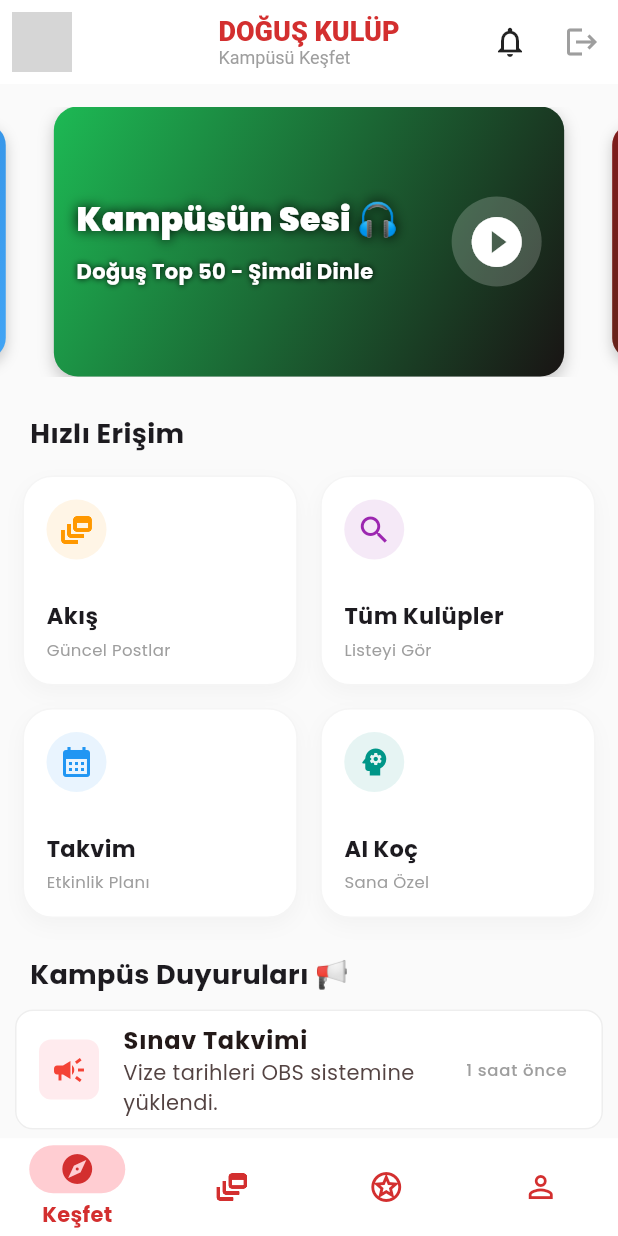
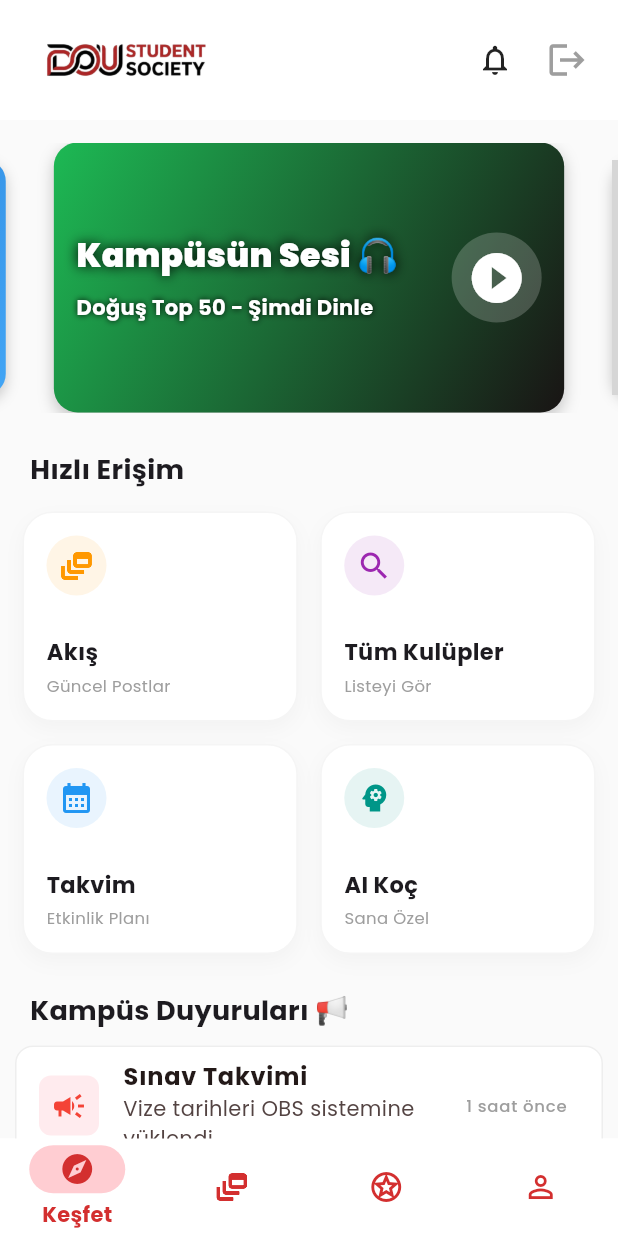
Before and after one commit to tubadeligoz/club-management-project, a Flutter app: the screen it shows once a user with an empty profile is signed in, after a tap on the "logout" icon, on a phone screen of 412 x 824 dp. Run offline on Flutter 3.47's test engine with Material 3 defaults, Android fonts, the light colour scheme and no system bars; drawn by our look-alikes of carousel_slider; our stand-ins replace cloud_firestore, firebase_auth, firebase_core, google_fonts, google_generative_ai, image_picker and 1 more; accounts and stored records are empty; network calls fail; grey boxes are pictures that could not be loaded.

Commit message:
logo için gerekli düzenlemeler yapıldı.

```diff
--- a/lib/screens/discover_screen.dart
+++ b/lib/screens/discover_screen.dart
@@ -33,14 +33,11 @@ class _DiscoverScreenState extends State<DiscoverScreen> {
       'bgImage': null,
     },
     {
-      // --- YENİ YILBAŞI KARTI ---
       'title': "Yılbaşı Partisi! 🎄",
       'subtitle': "Kardan adam, sıcak çikolata ve müzik!",
-      // Yüklenmezse görünecek renkler: Kırmızı ve Çam Yeşili
       'colors': [const Color(0xFFD32F2F), const Color(0xFF1B5E20)],
-      'icon': Icons.ac_unit, // Kar tanesi ikonu
+      'icon': Icons.ac_unit,
       'action': 'info',
-      // Daha güvenilir bir kardan adam görseli
       'bgImage': 'https://images.unsplash.com/photo-1519068737630-e5db1b91bf4c?q=80&w=1000&auto=format&fit=crop',
     },
     {
@@ -61,6 +58,7 @@ class _DiscoverScreenState extends State<DiscoverScreen> {
     },
   ];
 
+  // --- FONKSİYONLAR ---
   Future<void> _launchSpotify() async {
     final Uri url = Uri.parse("https://open.spotify.com/playlist/37i9dQZF1DX1HubL9D8Y0W");
     try {
@@ -99,24 +97,31 @@ class _DiscoverScreenState extends State<DiscoverScreen> {
   Widget build(BuildContext context) {
     return Scaffold(
       backgroundColor: Colors.grey[50],
+
+      // --- BÜYÜK LOGOLU APPBAR ---
       appBar: AppBar(
-        titleSpacing: 0,
-        leading: Padding(
-          padding: const EdgeInsets.all(8.0),
-          child: Image.asset('assets/images/appbar_logo.png', errorBuilder: (c,e,s)=>const Icon(Icons.school, color: Colors.red)),
+        toolbarHeight: 80, // Tavanı yükselttik
+        centerTitle: false,
+        titleSpacing: 20,
+        automaticallyImplyLeading: false,
+
+        // BÜYÜK LOGO
+        title: Image.asset(
+          'assets/icon-removebg-preview.png',
+          height: 70, // Boyutu büyüttük
+          fit: BoxFit.contain,
+          alignment: Alignment.centerLeft,
+
         ),
-        title: const Column(
-          crossAxisAlignment: CrossAxisAlignment.start,
-          children: [
-            Text("DOĞUŞ KULÜP", style: TextStyle(fontWeight: FontWeight.w900, fontSize: 18)),
-            Text("Kampüsü Keşfet", style: TextStyle(fontSize: 12, fontWeight: FontWeight.normal, color: Colors.grey)),
-          ],
-        ),
+
         actions: [
           const NotificationButton(),
-          IconButton(
-            icon: const Icon(Icons.logout, color: Colors.grey),
+          Padding(
+            padding: const EdgeInsets.only(right: 10),
+            child: IconButton(
+              icon: const Icon(Icons.logout, color: Colors.grey, size: 28),
               onPressed: () async => await FirebaseAuth.instance.signOut()
+            ),
           )
         ],
       ),
@@ -128,7 +133,7 @@ class _DiscoverScreenState extends State<DiscoverScreen> {
           children: [
             const SizedBox(height: 15),
 
-            // --- SLAYT ALANI ---
+            // 1. SLAYT ALANI
             CarouselSlider(
               options: CarouselOptions(
                 height: 180.0,
@@ -139,6 +144,8 @@ class _DiscoverScreenState extends State<DiscoverScreen> {
                 viewportFraction: 0.85,
               ),
               items: _sliderData.map((data) {
+                bool hasImage = data['bgImage'] != null;
+
                 return Builder(
                   builder: (BuildContext context) {
                     return GestureDetector(
@@ -154,46 +161,27 @@ class _DiscoverScreenState extends State<DiscoverScreen> {
                       child: Container(
                         width: MediaQuery.of(context).size.width,
                         margin: const EdgeInsets.symmetric(horizontal: 5.0),
-                        // 1. KATMAN: KARTIN ŞEKLİ VE GRADYAN RENGİ (ZEMİN)
                         decoration: BoxDecoration(
                           borderRadius: BorderRadius.circular(16),
                           boxShadow: [BoxShadow(color: Colors.black.withValues(alpha: 0.2), blurRadius: 8, offset: const Offset(0, 4))],
-                          gradient: LinearGradient(
-                            colors: data['colors'], // Kırmızı ve Yeşil burada
+
+                          // Arka Plan Resmi veya Gradyan
+                          image: hasImage
+                            ? DecorationImage(
+                                image: NetworkImage(data['bgImage']),
+                                fit: BoxFit.cover,
+                                colorFilter: ColorFilter.mode(Colors.black.withValues(alpha: 0.3), BlendMode.darken)
+                              )
+                            : null,
+                          gradient: hasImage
+                            ? null
+                            : LinearGradient(
+                                colors: data['colors'],
                                 begin: Alignment.topLeft,
                                 end: Alignment.bottomRight,
                               ),
                         ),
-                        // 2. KATMAN: RESİM VE YAZILAR (STACK)
-                        child: Stack(
-                          children: [
-                            // A. RESİM (Varsa arkaya döşe)
-                            if (data['bgImage'] != null)
-                              Positioned.fill(
-                                child: ClipRRect(
-                                  borderRadius: BorderRadius.circular(16),
-                                  child: Image.network(
-                                    data['bgImage'],
-                                    fit: BoxFit.cover,
-                                    // Resim yüklenemezse boş dön (Böylece alttaki Gradyan görünür, Gri değil!)
-                                    errorBuilder: (c, e, s) => const SizedBox(),
-                                  ),
-                                ),
-                              ),
-
-                            // B. KARARTMA PERDESİ (Yazı okunsun diye)
-                            if (data['bgImage'] != null)
-                              Positioned.fill(
-                                child: Container(
-                                  decoration: BoxDecoration(
-                                    borderRadius: BorderRadius.circular(16),
-                                    color: Colors.black.withValues(alpha: 0.4), // %40 Karartma
-                                  ),
-                                ),
-                              ),
-
-                            // C. YAZILAR VE İKON (En Üstte)
-                            Padding(
+                        child: Padding(
                           padding: const EdgeInsets.all(15.0),
                           child: Row(
                             children: [
@@ -233,8 +221,6 @@ class _DiscoverScreenState extends State<DiscoverScreen> {
                               ),
                             ],
                           ),
-                            ),
-                          ],
                         ),
                       ),
                     );
--- a/lib/screens/splash_screen.dart
+++ b/lib/screens/splash_screen.dart
@@ -1,6 +1,6 @@
 import 'package:flutter/material.dart';
-import 'dart:async';
-import '../main.dart'; // AuthWrapper'a gitmek için
+import 'dart:async'; // Zamanlayıcı için
+import '../main.dart'; // Yönlendirme için
 
 class SplashScreen extends StatefulWidget {
   const SplashScreen({super.key});
@@ -13,30 +13,31 @@ class _SplashScreenState extends State<SplashScreen> with SingleTickerProviderSt
   late AnimationController _controller;
   late Animation<double> _logoScaleAnimation;
 
-  // Doğuş Kırmızısı
+  // Doğuş Kırmızısı (Yükleme çubuğu için)
   final Color _dogusRed = const Color(0xFFD32F2F);
 
   @override
   void initState() {
     super.initState();
 
-    // 1. Animasyon Ayarları
+    // 1. Animasyon Ayarları (Nefes Alma Efekti)
     _controller = AnimationController(
       vsync: this,
       duration: const Duration(seconds: 2),
     );
 
-    // Nefes alma efekti
+    // Logo hafifçe büyüyüp küçülecek (Canlılık hissi)
     _logoScaleAnimation = Tween<double>(begin: 0.9, end: 1.05).animate(
       CurvedAnimation(parent: _controller, curve: Curves.easeInOutBack),
     );
+
+    // Animasyonu sürekli tekrar et
     _controller.repeat(reverse: true);
 
-
-    // 2. Yönlendirme Zamanlayıcısı (3.5 saniye)
+    // 2. Yönlendirme Zamanlayıcısı (3.5 saniye sonra)
     Timer(const Duration(milliseconds: 3500), () {
       if (mounted) {
-        _controller.stop();
+        _controller.stop(); // Geçiş yapmadan önce animasyonu durdur
         Navigator.pushReplacement(
           context,
           MaterialPageRoute(builder: (context) => const AuthWrapper()),
@@ -53,41 +54,41 @@ class _SplashScreenState extends State<SplashScreen> with SingleTickerProviderSt
 
   @override
   Widget build(BuildContext context) {
+    // Ekran genişliğini alıyoruz
     double screenWidth = MediaQuery.of(context).size.width;
 
     return Scaffold(
-      // Arka plan rengi tam beyaz
-      backgroundColor: Colors.white,
+      backgroundColor: Colors.white, // Arka plan TAM BEYAZ
       body: Stack(
         fit: StackFit.expand,
         children: [
 
-          // --- MERKEZ KISIM (LOGO) ---
+          // --- MERKEZ KISIM (BÜYÜK LOGO) ---
           Center(
             child: ScaleTransition(
               scale: _logoScaleAnimation,
               child: Image.asset(
-                'assets/icon.jpeg', // Senin dosyan
-                width: screenWidth * 0.7,
+                'assets/icon-removebg-preview.png', // <--- SENİN ŞEFFAF DOSYAN
+                width: screenWidth * 0.7, // Ekranın %70'i genişliğinde
                 fit: BoxFit.contain,
 
-
-                color: Colors.white,
-                colorBlendMode: BlendMode.multiply,
-                // ----------------------------------
+                // --- ARTIK HİLE YOK (Kodlar Silindi) ---
+                // color: Colors.white, (YOK)
+                // colorBlendMode: BlendMode.multiply, (YOK)
 
                 errorBuilder: (c,e,s) => Icon(Icons.school, size: 100, color: _dogusRed),
               ),
             ),
           ),
 
-          // --- ALT KISIM ---
+          // --- ALT KISIM (YÜKLEME & İMZA) ---
           Positioned(
             bottom: 50,
             left: 0,
             right: 0,
             child: Column(
               children: [
+                // Zarif Kırmızı Yükleme Çubuğu
                 SizedBox(
                   height: 30,
                   width: 30,
```
Lines whose indentation alone changed are shown as unchanged.
